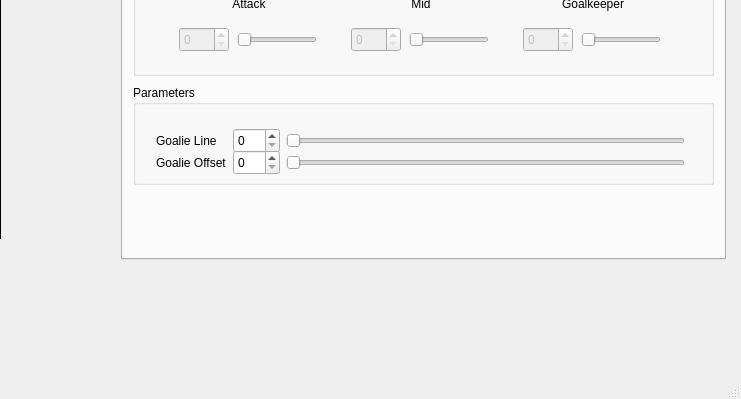
The window that interface/mainwindow.ui (PEQUI-MEC/PY-VSSS-INF) describes before a commit, drawn with Qt 5; both pictures show x 649 to 1390 and y 318 to 717 of the 1390 by 717 pixel window.
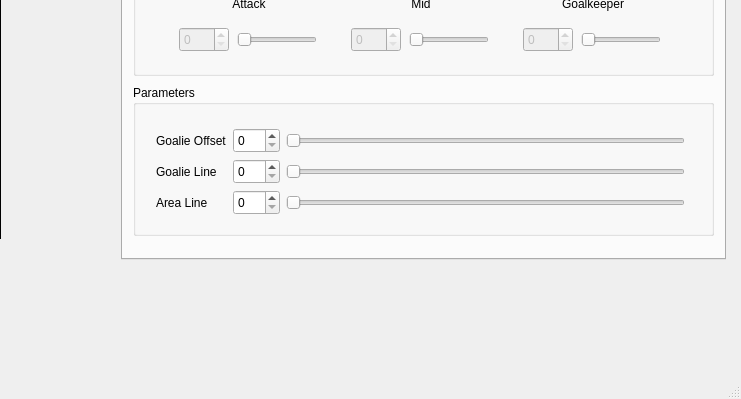
The same window after the commit. The open tabs and pages were chosen to show the change. Icons and pictures are not drawn.

Commit message: Atualiza offsets da estratégia na interface

Diff of the .ui file:
```diff
--- a/interface/mainwindow.ui
+++ b/interface/mainwindow.ui
@@ -6795,7 +6795,7 @@
          <x>10</x>
          <y>310</y>
          <width>581</width>
-         <height>100</height>
+         <height>151</height>
         </rect>
        </property>
        <property name="minimumSize">
@@ -6813,11 +6813,11 @@
           <x>12</x>
           <y>32</y>
           <width>551</width>
-          <height>59</height>
+          <height>111</height>
          </rect>
         </property>
         <layout class="QGridLayout" name="gridLayout_5">
-         <item row="0" column="0">
+         <item row="3" column="0">
           <widget class="QLabel" name="labelStrategyTestParametersGoalieLine">
            <property name="minimumSize">
             <size>
@@ -6836,35 +6836,7 @@
            </property>
           </widget>
          </item>
-         <item row="0" column="1">
-          <widget class="QSpinBox" name="spinBoxStrategyTestParametersGoalieLine">
-           <property name="minimumSize">
-            <size>
-             <width>0</width>
-             <height>25</height>
-            </size>
-           </property>
-           <property name="maximumSize">
-            <size>
-             <width>16777215</width>
-             <height>25</height>
-            </size>
-           </property>
-           <property name="readOnly">
-            <bool>false</bool>
-           </property>
-           <property name="minimum">
-            <number>0</number>
-           </property>
-           <property name="maximum">
-            <number>100</number>
-           </property>
-           <property name="value">
-            <number>0</number>
-           </property>
-          </widget>
-         </item>
-         <item row="0" column="2">
+         <item row="3" column="3">
           <widget class="QSlider" name="horizontalSliderStrategyTestParametersGoalieLine">
            <property name="minimumSize">
             <size>
@@ -6895,6 +6867,143 @@
            </property>
           </widget>
          </item>
+         <item row="3" column="1">
+          <widget class="QSpinBox" name="spinBoxStrategyTestParametersGoalieLine">
+           <property name="minimumSize">
+            <size>
+             <width>0</width>
+             <height>25</height>
+            </size>
+           </property>
+           <property name="maximumSize">
+            <size>
+             <width>16777215</width>
+             <height>25</height>
+            </size>
+           </property>
+           <property name="readOnly">
+            <bool>false</bool>
+           </property>
+           <property name="minimum">
+            <number>0</number>
+           </property>
+           <property name="maximum">
+            <number>100</number>
+           </property>
+           <property name="value">
+            <number>0</number>
+           </property>
+          </widget>
+         </item>
+         <item row="4" column="0">
+          <widget class="QLabel" name="labelStrategyTestParametersAreaLine">
+           <property name="minimumSize">
+            <size>
+             <width>0</width>
+             <height>25</height>
+            </size>
+           </property>
+           <property name="maximumSize">
+            <size>
+             <width>16777215</width>
+             <height>25</height>
+            </size>
+           </property>
+           <property name="text">
+            <string>Area Line</string>
+           </property>
+          </widget>
+         </item>
+         <item row="4" column="1">
+          <widget class="QSpinBox" name="spinBoxStrategyTestParametersAreaLine">
+           <property name="minimumSize">
+            <size>
+             <width>0</width>
+             <height>25</height>
+            </size>
+           </property>
+           <property name="maximumSize">
+            <size>
+             <width>16777215</width>
+             <height>25</height>
+            </size>
+           </property>
+           <property name="readOnly">
+            <bool>false</bool>
+           </property>
+           <property name="minimum">
+            <number>0</number>
+           </property>
+           <property name="maximum">
+            <number>100</number>
+           </property>
+           <property name="value">
+            <number>0</number>
+           </property>
+          </widget>
+         </item>
+         <item row="4" column="3">
+          <widget class="QSlider" name="horizontalSliderStrategyTestParametersAreaLine">
+           <property name="minimumSize">
+            <size>
+             <width>0</width>
+             <height>25</height>
+            </size>
+           </property>
+           <property name="maximumSize">
+            <size>
+             <width>16777215</width>
+             <height>25</height>
+            </size>
+           </property>
+           <property name="minimum">
+            <number>0</number>
+           </property>
+           <property name="maximum">
+            <number>100</number>
+           </property>
+           <property name="tracking">
+            <bool>true</bool>
+           </property>
+           <property name="orientation">
+            <enum>Qt::Horizontal</enum>
+           </property>
+           <property name="invertedAppearance">
+            <bool>false</bool>
+           </property>
+          </widget>
+         </item>
+         <item row="1" column="3">
+          <widget class="QSlider" name="horizontalSliderStrategyTestParametersGoalieOffset">
+           <property name="minimumSize">
+            <size>
+             <width>0</width>
+             <height>25</height>
+            </size>
+           </property>
+           <property name="maximumSize">
+            <size>
+             <width>16777215</width>
+             <height>25</height>
+            </size>
+           </property>
+           <property name="minimum">
+            <number>0</number>
+           </property>
+           <property name="maximum">
+            <number>100</number>
+           </property>
+           <property name="tracking">
+            <bool>true</bool>
+           </property>
+           <property name="orientation">
+            <enum>Qt::Horizontal</enum>
+           </property>
+           <property name="invertedAppearance">
+            <bool>false</bool>
+           </property>
+          </widget>
+         </item>
          <item row="1" column="0">
           <widget class="QLabel" name="labelStrategyTestParametersGoaliOffset">
            <property name="minimumSize">
@@ -6942,37 +7051,6 @@
            </property>
           </widget>
          </item>
-         <item row="1" column="2">
-          <widget class="QSlider" name="horizontalSliderStrategyTestParametersGoalieOffset">
-           <property name="minimumSize">
-            <size>
-             <width>0</width>
-             <height>25</height>
-            </size>
-           </property>
-           <property name="maximumSize">
-            <size>
-             <width>16777215</width>
-             <height>25</height>
-            </size>
-           </property>
-           <property name="minimum">
-            <number>0</number>
-           </property>
-           <property name="maximum">
-            <number>100</number>
-           </property>
-           <property name="tracking">
-            <bool>true</bool>
-           </property>
-           <property name="orientation">
-            <enum>Qt::Horizontal</enum>
-           </property>
-           <property name="invertedAppearance">
-            <bool>false</bool>
-           </property>
-          </widget>
-         </item>
         </layout>
        </widget>
       </widget>
```
Left out of the diff: 82 changed lines with no effect on the pictures. The commit also changes 3 other files.
